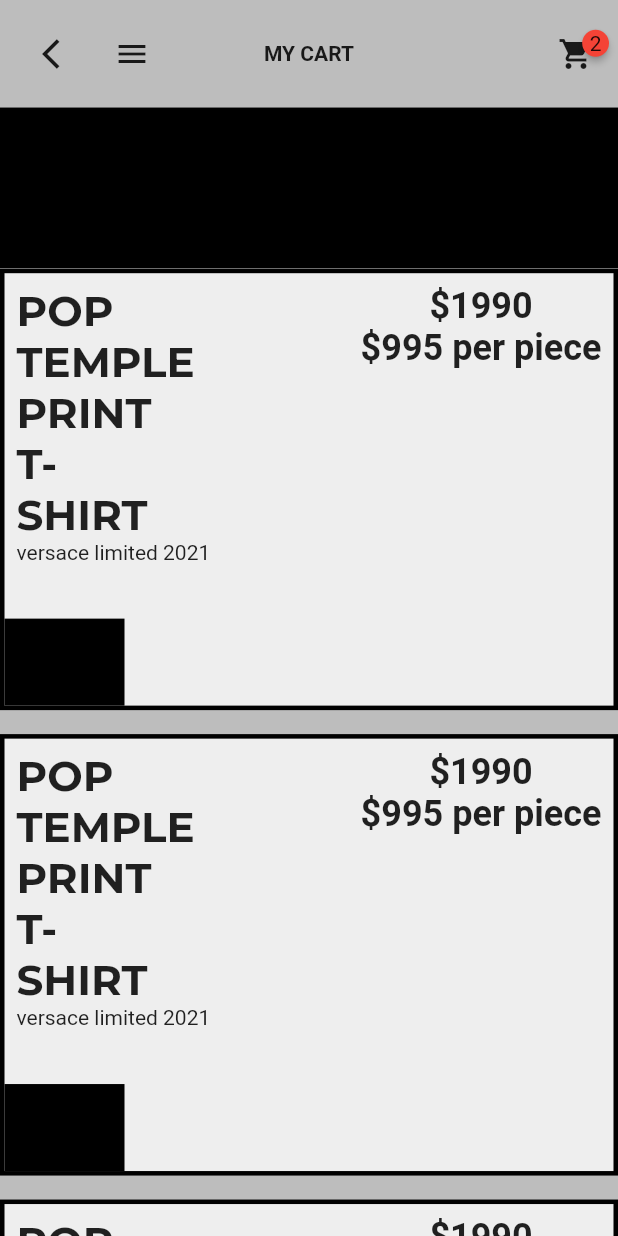
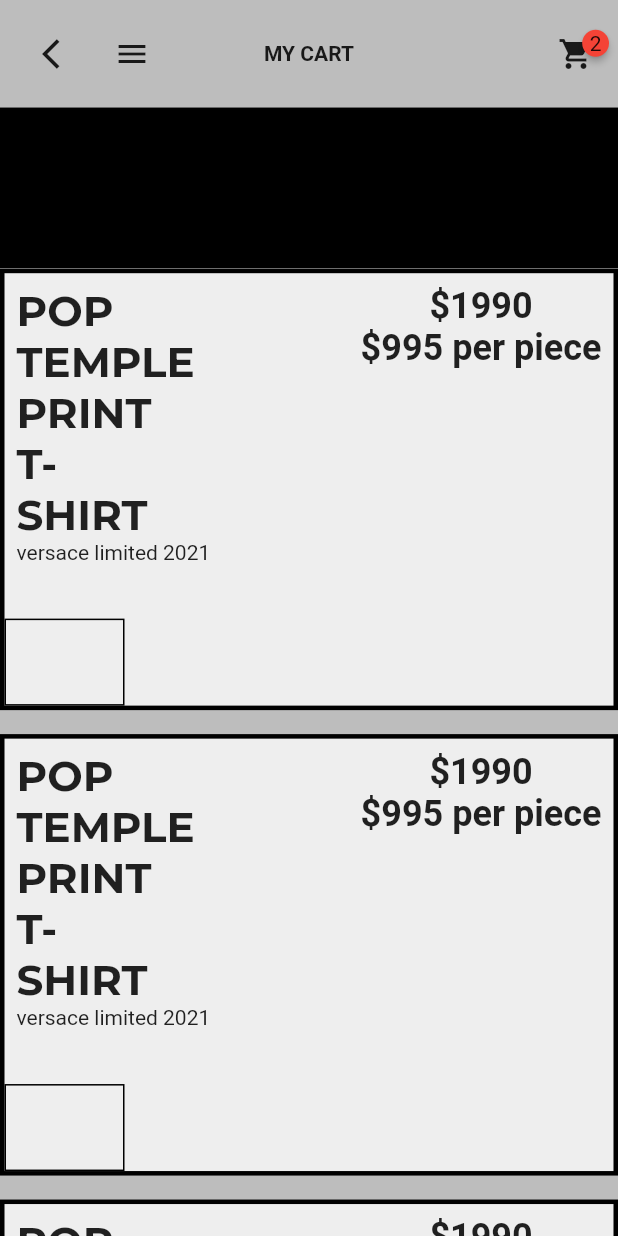
Before and after one commit to JAICHANGPARK/flutter_notebook_8th_story, a Flutter app: the MyCartPage screen opened directly, on a phone screen of 412 x 824 dp. Run offline on Flutter 3.47's test engine with Material 2 defaults, Android fonts, the phone set to English and light mode, and no system bars; drawn by our look-alikes of badges; our stand-ins replace google_fonts.

Commit message:
Update my_cart_page.dart

```diff
--- a/lib/ep561_fashion_store_app/my_cart_page.dart
+++ b/lib/ep561_fashion_store_app/my_cart_page.dart
@@ -107,16 +107,17 @@ class _MyCartPageState extends State<MyCartPage> {
                                 left: 0,
                                 right: 0,
                                 child: Row(
-                              children: [
+                                  children: [
                                     Container(
                                       width: 80,
                                       height: 58,
                                       decoration: BoxDecoration(
-                                        color: Colors.black
-                                      ),
+                                          border: Border.all(
+                                        color: Colors.black,
+                                      )),
                                     )
-                              ],
-                            ))
+                                  ],
+                                ))
                           ],
                         ),
                       );
```
